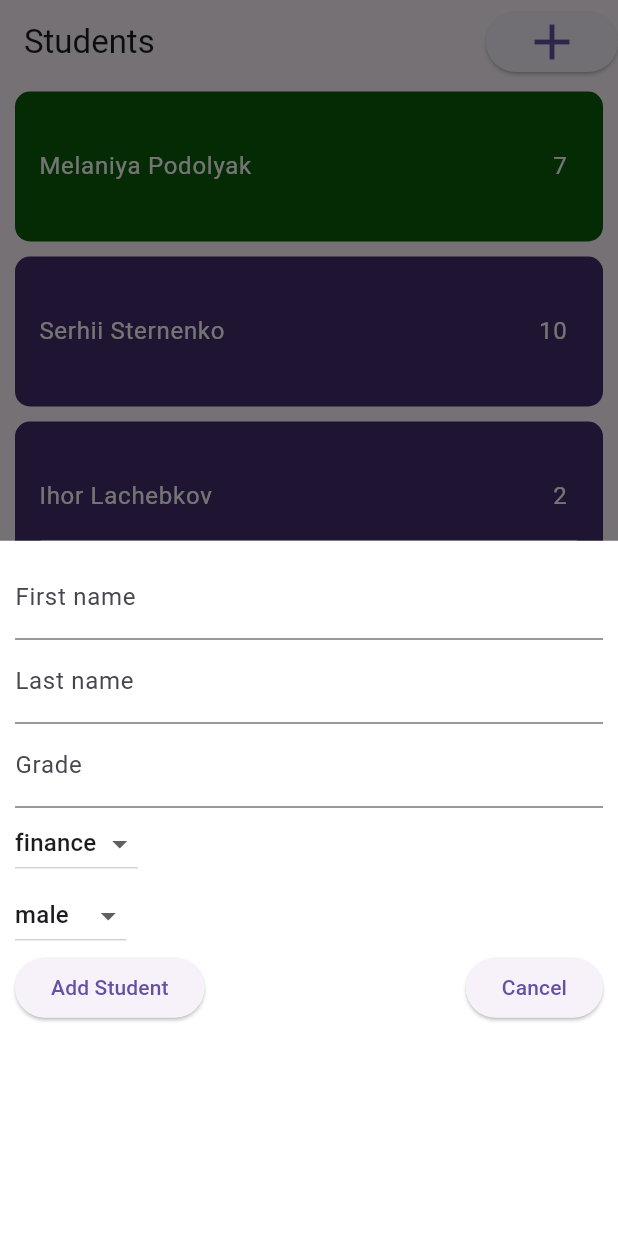
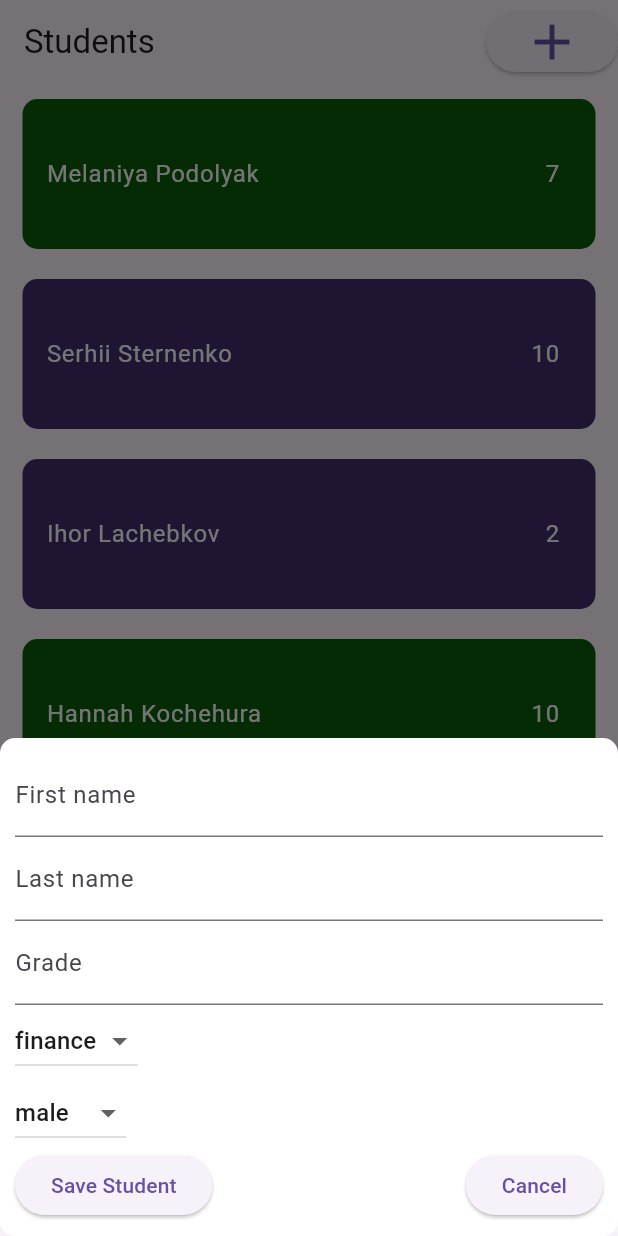
Before and after one commit to capt0-lll/Flutter-lab1, a Flutter app: the screen it shows after launch, after a tap on the "add" icon, on a phone screen of 412 x 824 dp. Run offline on Flutter 3.47's test engine with Material 3 defaults, Android fonts, the light colour scheme and no system bars.

Commit message:
added 'Student editing' feature

```diff
--- a/lib/main.dart
+++ b/lib/main.dart
@@ -29,9 +29,7 @@ class AppScaffold extends StatelessWidget {
           ElevatedButton(
             onPressed: () {
               showNewStudentModalWindow(
-                context,
-                _studentListViewKey.currentState?.addStudent,
-              );
+                  context, _studentListViewKey.currentState?.addStudent, null);
             },
             child: const Icon(Icons.add, size: 40),
           ),
--- a/lib/widgets/new_student.dart
+++ b/lib/widgets/new_student.dart
@@ -1,11 +1,13 @@
 import 'package:flutter/material.dart';
 import 'package:flutter/services.dart';
 import '../models/student.dart';
+import '../widgets/students.dart';
 
 class NewStudent extends StatefulWidget {
   final void Function(Student)? onStudentAdded;
+  final int? studentIndex;
 
-  NewStudent({required this.onStudentAdded});
+  NewStudent({required this.onStudentAdded, this.studentIndex});
 
   @override
   NewStudentState createState() => NewStudentState();
@@ -20,13 +22,29 @@ class NewStudentState extends State<NewStudent> {
   Gender? gender = Gender.male;
 
   @override
+  void initState() {
+    super.initState();
+    if (widget.studentIndex != null) {
+      _firstNameController.text =
+          StudentListViewState.students[widget.studentIndex!].firstName;
+      _lastNameController.text =
+          StudentListViewState.students[widget.studentIndex!].lastName;
+      _gradeController.text =
+          StudentListViewState.students[widget.studentIndex!].grade.toString();
+      department =
+          StudentListViewState.students[widget.studentIndex!].department;
+      gender = StudentListViewState.students[widget.studentIndex!].gender;
+    }
+  }
+
+  @override
   Widget build(BuildContext context) {
     return Container(
         padding: EdgeInsets.all(10),
-        decoration:
-            BoxDecoration(borderRadius: BorderRadius.zero, color: Colors.white),
+        decoration: BoxDecoration(
+            borderRadius: BorderRadius.circular(10), color: Colors.white),
         child: Column(
-          mainAxisSize: MainAxisSize.max,
+          mainAxisSize: MainAxisSize.min,
           crossAxisAlignment: CrossAxisAlignment.start,
           children: [
             TextField(
@@ -44,10 +62,10 @@ class NewStudentState extends State<NewStudent> {
             ),
             DropdownButton<Department>(
               value: department,
-              items: Department.values.map((dept) {
+              items: Department.values.map((department) {
                 return DropdownMenuItem(
-                  value: dept,
-                  child: Text(dept.toString().split('.').last),
+                  value: department,
+                  child: Text(department.toString().split('.').last),
                 );
               }).toList(),
               onChanged: (value) {
@@ -58,10 +76,10 @@ class NewStudentState extends State<NewStudent> {
             ),
             DropdownButton<Gender>(
               value: gender,
-              items: Gender.values.map((gen) {
+              items: Gender.values.map((gender) {
                 return DropdownMenuItem(
-                  value: gen,
-                  child: Text(gen.toString().split('.').last),
+                  value: gender,
+                  child: Text(gender.toString().split('.').last),
                 );
               }).toList(),
               onChanged: (value) {
@@ -84,10 +102,12 @@ class NewStudentState extends State<NewStudent> {
                         _lastNameController.text,
                       );
                       widget.onStudentAdded!(newStudent);
+                      StudentListViewState.students
+                          .removeAt(widget.studentIndex!);
                     }
                     Navigator.pop(context);
                   },
-                  child: const Text("Add Student"),
+                  child: const Text("Save Student"),
                 ),
                 ElevatedButton(
                   onPressed: () {
@@ -102,12 +122,13 @@ class NewStudentState extends State<NewStudent> {
   }
 }
 
-void showNewStudentModalWindow(
-    BuildContext context, void Function(Student)? addStudent) {
+void showNewStudentModalWindow(BuildContext context,
+    void Function(Student)? addStudent, int? studentIndex) {
   showModalBottomSheet(
     context: context,
     builder: (ctx) => NewStudent(
       onStudentAdded: addStudent,
+      studentIndex: studentIndex,
     ),
   );
 }
--- a/lib/widgets/students.dart
+++ b/lib/widgets/students.dart
@@ -1,16 +1,17 @@
 import 'package:flutter/material.dart';
+import 'package:lab1_eldar_vanin_kiuki_21_8/widgets/new_student.dart';
 import '../models/student.dart';
 import 'student_item.dart';
 
 class StudentListView extends StatefulWidget {
-  const StudentListView({Key? key}) : super(key: key);
+  const StudentListView({super.key});
 
   @override
   StudentListViewState createState() => StudentListViewState();
 }
 
 class StudentListViewState extends State<StudentListView> {
-  final List<Student> students = [
+  static List<Student> students = [
     Student(Department.finance, 7, Gender.female, "Melaniya", "Podolyak"),
     Student(Department.it, 10, Gender.male, "Serhii", "Sternenko"),
     Student(Department.finance, 2, Gender.male, "Ihor", "Lachebkov"),
@@ -39,7 +40,8 @@ class StudentListViewState extends State<StudentListView> {
           child: Dismissible(
               key: Key('${student.firstName}_${student.lastName}_$index'),
               background: Padding(
-                padding: EdgeInsets.symmetric(vertical: 10.0, horizontal: 10.0),
+                  padding:
+                      EdgeInsets.symmetric(vertical: 10.0, horizontal: 10.0),
                   child: Container(
                       height: 10,
                       alignment: Alignment.centerRight,
@@ -63,6 +65,16 @@ class StudentListViewState extends State<StudentListView> {
               onDismissed: (direction) {
                 removeStudent(index);
               },
+              child: ClipRRect(
+                  borderRadius: BorderRadius.circular(10),
+                  child: Material(
+                      child: InkWell(
+                    onTap: () {
+                      showNewStudentModalWindow(context, addStudent, index);
+                    },
+                    splashColor: Colors.blue,
+                    child: Padding(
+                      padding: EdgeInsets.all(5),
                       child: StudentTile(
                         firstName: student.firstName,
                         lastName: student.lastName,
@@ -71,6 +83,7 @@ class StudentListViewState extends State<StudentListView> {
                         grade: student.grade,
                       ),
                     ),
+                  )))),
         );
       },
     );
```
Lines whose indentation alone changed are shown as unchanged.
